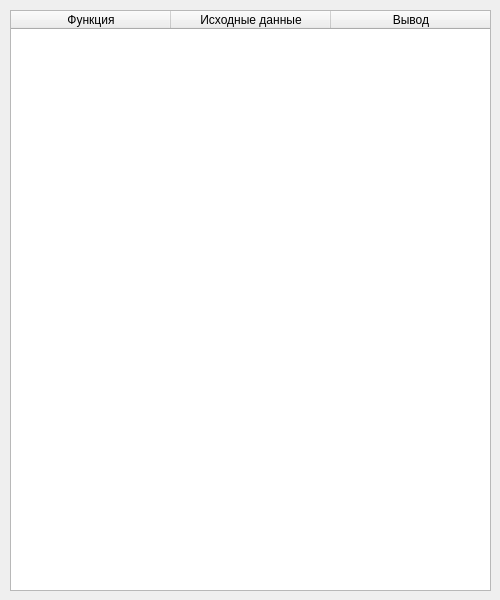
Qt form LabWork_5/Task_2/mainwindow.ui (Max2772/FoA-P-2-Semester-) before a commit.
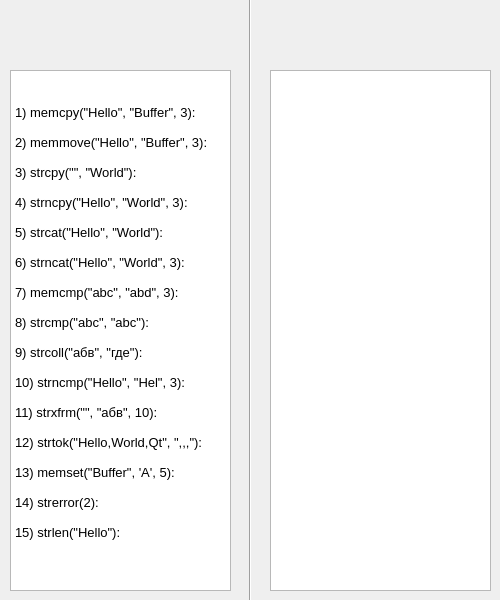
The same form after that commit. Icons and pictures are not drawn.

Patch:
```diff
--- a/LabWork_5/Task_2/mainwindow.ui
+++ b/LabWork_5/Task_2/mainwindow.ui
@@ -29,48 +29,87 @@
    <iconset theme="face-cool"/>
   </property>
   <widget class="QWidget" name="centralwidget">
-   <widget class="QTableWidget" name="tableWidget">
+   <widget class="Line" name="line">
+    <property name="geometry">
+     <rect>
+      <x>240</x>
+      <y>-20</y>
+      <width>20</width>
+      <height>691</height>
+     </rect>
+    </property>
+    <property name="orientation">
+     <enum>Qt::Vertical</enum>
+    </property>
+   </widget>
+   <widget class="QTextEdit" name="textEdit">
     <property name="geometry">
      <rect>
       <x>10</x>
-      <y>10</y>
-      <width>481</width>
-      <height>581</height>
+      <y>70</y>
+      <width>221</width>
+      <height>521</height>
      </rect>
     </property>
-    <property name="verticalScrollBarPolicy">
-     <enum>Qt::ScrollBarAlwaysOff</enum>
+    <property name="html">
+     <string>&lt;!DOCTYPE HTML PUBLIC &quot;-//W3C//DTD HTML 4.0//EN&quot; &quot;http://www.w3.org/TR/REC-html40/strict.dtd&quot;&gt;
+&lt;html&gt;&lt;head&gt;&lt;meta name=&quot;qrichtext&quot; content=&quot;1&quot; /&gt;&lt;meta charset=&quot;utf-8&quot; /&gt;&lt;style type=&quot;text/css&quot;&gt;
+p, li { white-space: pre-wrap; }
+hr { height: 1px; border-width: 0; }
+li.unchecked::marker { content: &quot;\2610&quot;; }
+li.checked::marker { content: &quot;\2612&quot;; }
+&lt;/style&gt;&lt;/head&gt;&lt;body style=&quot; font-family:'Ubuntu'; font-size:10pt; font-weight:400; font-style:normal;&quot;&gt;
+&lt;p style=&quot; margin-top:0px; margin-bottom:0px; margin-left:0px; margin-right:0px; -qt-block-indent:0; text-indent:0px;&quot;&gt;&lt;br /&gt;&lt;br /&gt;1) memcpy(&amp;quot;Hello&amp;quot;, &amp;quot;Buffer&amp;quot;, 3):&lt;/p&gt;
+&lt;p style=&quot;-qt-paragraph-type:empty; margin-top:0px; margin-bottom:0px; margin-left:0px; margin-right:0px; -qt-block-indent:0; text-indent:0px;&quot;&gt;&lt;br /&gt;&lt;/p&gt;
+&lt;p style=&quot; margin-top:0px; margin-bottom:0px; margin-left:0px; margin-right:0px; -qt-block-indent:0; text-indent:0px;&quot;&gt;2) memmove(&amp;quot;Hello&amp;quot;, &amp;quot;Buffer&amp;quot;, 3):&lt;/p&gt;
+&lt;p style=&quot;-qt-paragraph-type:empty; margin-top:0px; margin-bottom:0px; margin-left:0px; margin-right:0px; -qt-block-indent:0; text-indent:0px;&quot;&gt;&lt;br /&gt;&lt;/p&gt;
+&lt;p style=&quot; margin-top:0px; margin-bottom:0px; margin-left:0px; margin-right:0px; -qt-block-indent:0; text-indent:0px;&quot;&gt;3) strcpy(&amp;quot;&amp;quot;, &amp;quot;World&amp;quot;):&lt;/p&gt;
+&lt;p style=&quot;-qt-paragraph-type:empty; margin-top:0px; margin-bottom:0px; margin-left:0px; margin-right:0px; -qt-block-indent:0; text-indent:0px;&quot;&gt;&lt;br /&gt;&lt;/p&gt;
+&lt;p style=&quot; margin-top:0px; margin-bottom:0px; margin-left:0px; margin-right:0px; -qt-block-indent:0; text-indent:0px;&quot;&gt;4) strncpy(&amp;quot;Hello&amp;quot;, &amp;quot;World&amp;quot;, 3):&lt;/p&gt;
+&lt;p style=&quot;-qt-paragraph-type:empty; margin-top:0px; margin-bottom:0px; margin-left:0px; margin-right:0px; -qt-block-indent:0; text-indent:0px;&quot;&gt;&lt;br /&gt;&lt;/p&gt;
+&lt;p style=&quot; margin-top:0px; margin-bottom:0px; margin-left:0px; margin-right:0px; -qt-block-indent:0; text-indent:0px;&quot;&gt;5) strcat(&amp;quot;Hello&amp;quot;, &amp;quot;World&amp;quot;):&lt;/p&gt;
+&lt;p style=&quot;-qt-paragraph-type:empty; margin-top:0px; margin-bottom:0px; margin-left:0px; margin-right:0px; -qt-block-indent:0; text-indent:0px;&quot;&gt;&lt;br /&gt;&lt;/p&gt;
+&lt;p style=&quot; margin-top:0px; margin-bottom:0px; margin-left:0px; margin-right:0px; -qt-block-indent:0; text-indent:0px;&quot;&gt;6) strncat(&amp;quot;Hello&amp;quot;, &amp;quot;World&amp;quot;, 3):&lt;/p&gt;
+&lt;p style=&quot;-qt-paragraph-type:empty; margin-top:0px; margin-bottom:0px; margin-left:0px; margin-right:0px; -qt-block-indent:0; text-indent:0px;&quot;&gt;&lt;br /&gt;&lt;/p&gt;
+&lt;p style=&quot; margin-top:0px; margin-bottom:0px; margin-left:0px; margin-right:0px; -qt-block-indent:0; text-indent:0px;&quot;&gt;7) memcmp(&amp;quot;abc&amp;quot;, &amp;quot;abd&amp;quot;, 3):&lt;/p&gt;
+&lt;p style=&quot;-qt-paragraph-type:empty; margin-top:0px; margin-bottom:0px; margin-left:0px; margin-right:0px; -qt-block-indent:0; text-indent:0px;&quot;&gt;&lt;br /&gt;&lt;/p&gt;
+&lt;p style=&quot; margin-top:0px; margin-bottom:0px; margin-left:0px; margin-right:0px; -qt-block-indent:0; text-indent:0px;&quot;&gt;8) strcmp(&amp;quot;abc&amp;quot;, &amp;quot;abc&amp;quot;):&lt;/p&gt;
+&lt;p style=&quot;-qt-paragraph-type:empty; margin-top:0px; margin-bottom:0px; margin-left:0px; margin-right:0px; -qt-block-indent:0; text-indent:0px;&quot;&gt;&lt;br /&gt;&lt;/p&gt;
+&lt;p style=&quot; margin-top:0px; margin-bottom:0px; margin-left:0px; margin-right:0px; -qt-block-indent:0; text-indent:0px;&quot;&gt;9) strcoll(&amp;quot;абв&amp;quot;, &amp;quot;где&amp;quot;):&lt;/p&gt;
+&lt;p style=&quot;-qt-paragraph-type:empty; margin-top:0px; margin-bottom:0px; margin-left:0px; margin-right:0px; -qt-block-indent:0; text-indent:0px;&quot;&gt;&lt;br /&gt;&lt;/p&gt;
+&lt;p style=&quot; margin-top:0px; margin-bottom:0px; margin-left:0px; margin-right:0px; -qt-block-indent:0; text-indent:0px;&quot;&gt;10) strncmp(&amp;quot;Hello&amp;quot;, &amp;quot;Hel&amp;quot;, 3):&lt;/p&gt;
+&lt;p style=&quot;-qt-paragraph-type:empty; margin-top:0px; margin-bottom:0px; margin-left:0px; margin-right:0px; -qt-block-indent:0; text-indent:0px;&quot;&gt;&lt;br /&gt;&lt;/p&gt;
+&lt;p style=&quot; margin-top:0px; margin-bottom:0px; margin-left:0px; margin-right:0px; -qt-block-indent:0; text-indent:0px;&quot;&gt;11) strxfrm(&amp;quot;&amp;quot;, &amp;quot;абв&amp;quot;, 10):&lt;/p&gt;
+&lt;p style=&quot;-qt-paragraph-type:empty; margin-top:0px; margin-bottom:0px; margin-left:0px; margin-right:0px; -qt-block-indent:0; text-indent:0px;&quot;&gt;&lt;br /&gt;&lt;/p&gt;
+&lt;p style=&quot; margin-top:0px; margin-bottom:0px; margin-left:0px; margin-right:0px; -qt-block-indent:0; text-indent:0px;&quot;&gt;12) strtok(&amp;quot;Hello,World,Qt&amp;quot;, &amp;quot;,,,&amp;quot;):&lt;/p&gt;
+&lt;p style=&quot;-qt-paragraph-type:empty; margin-top:0px; margin-bottom:0px; margin-left:0px; margin-right:0px; -qt-block-indent:0; text-indent:0px;&quot;&gt;&lt;br /&gt;&lt;/p&gt;
+&lt;p style=&quot; margin-top:0px; margin-bottom:0px; margin-left:0px; margin-right:0px; -qt-block-indent:0; text-indent:0px;&quot;&gt;13) memset(&amp;quot;Buffer&amp;quot;, 'A', 5):&lt;/p&gt;
+&lt;p style=&quot;-qt-paragraph-type:empty; margin-top:0px; margin-bottom:0px; margin-left:0px; margin-right:0px; -qt-block-indent:0; text-indent:0px;&quot;&gt;&lt;br /&gt;&lt;/p&gt;
+&lt;p style=&quot; margin-top:0px; margin-bottom:0px; margin-left:0px; margin-right:0px; -qt-block-indent:0; text-indent:0px;&quot;&gt;14) strerror(2):&lt;/p&gt;
+&lt;p style=&quot;-qt-paragraph-type:empty; margin-top:0px; margin-bottom:0px; margin-left:0px; margin-right:0px; -qt-block-indent:0; text-indent:0px;&quot;&gt;&lt;br /&gt;&lt;/p&gt;
+&lt;p style=&quot; margin-top:0px; margin-bottom:0px; margin-left:0px; margin-right:0px; -qt-block-indent:0; text-indent:0px;&quot;&gt;15) strlen(&amp;quot;Hello&amp;quot;):&lt;/p&gt;
+&lt;p style=&quot;-qt-paragraph-type:empty; margin-top:0px; margin-bottom:0px; margin-left:0px; margin-right:0px; -qt-block-indent:0; text-indent:0px;&quot;&gt;&lt;br /&gt;&lt;/p&gt;&lt;/body&gt;&lt;/html&gt;</string>
     </property>
-    <property name="horizontalScrollBarPolicy">
-     <enum>Qt::ScrollBarAlwaysOff</enum>
+   </widget>
+   <widget class="QTextEdit" name="textEdit_2">
+    <property name="geometry">
+     <rect>
+      <x>270</x>
+      <y>70</y>
+      <width>221</width>
+      <height>521</height>
+     </rect>
     </property>
-    <property name="sizeAdjustPolicy">
-     <enum>QAbstractScrollArea::AdjustIgnored</enum>
+    <property name="html">
+     <string>&lt;!DOCTYPE HTML PUBLIC &quot;-//W3C//DTD HTML 4.0//EN&quot; &quot;http://www.w3.org/TR/REC-html40/strict.dtd&quot;&gt;
+&lt;html&gt;&lt;head&gt;&lt;meta name=&quot;qrichtext&quot; content=&quot;1&quot; /&gt;&lt;meta charset=&quot;utf-8&quot; /&gt;&lt;style type=&quot;text/css&quot;&gt;
+p, li { white-space: pre-wrap; }
+hr { height: 1px; border-width: 0; }
+li.unchecked::marker { content: &quot;\2610&quot;; }
+li.checked::marker { content: &quot;\2612&quot;; }
+&lt;/style&gt;&lt;/head&gt;&lt;body style=&quot; font-family:'Ubuntu'; font-size:10pt; font-weight:400; font-style:normal;&quot;&gt;
+&lt;p style=&quot;-qt-paragraph-type:empty; margin-top:0px; margin-bottom:0px; margin-left:0px; margin-right:0px; -qt-block-indent:0; text-indent:0px;&quot;&gt;&lt;br /&gt;&lt;/p&gt;&lt;/body&gt;&lt;/html&gt;</string>
     </property>
-    <property name="editTriggers">
-     <set>QAbstractItemView::NoEditTriggers</set>
-    </property>
-    <attribute name="horizontalHeaderMinimumSectionSize">
-     <number>21</number>
-    </attribute>
-    <attribute name="horizontalHeaderDefaultSectionSize">
-     <number>160</number>
-    </attribute>
-    <column>
-     <property name="text">
-      <string>Функция</string>
-     </property>
-    </column>
-    <column>
-     <property name="text">
-      <string>Исходные данные</string>
-     </property>
-    </column>
-    <column>
-     <property name="text">
-      <string>Вывод</string>
-     </property>
-    </column>
    </widget>
   </widget>
  </widget>
```
Left out of the diff: 3 changed lines with no effect on the pictures.
